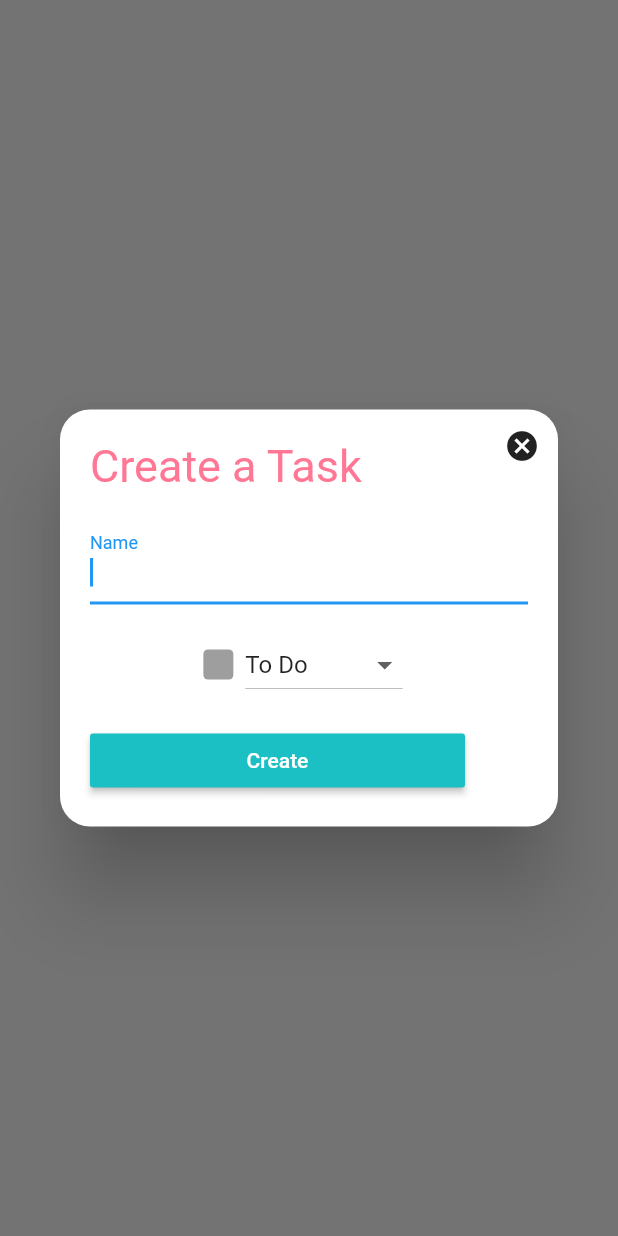
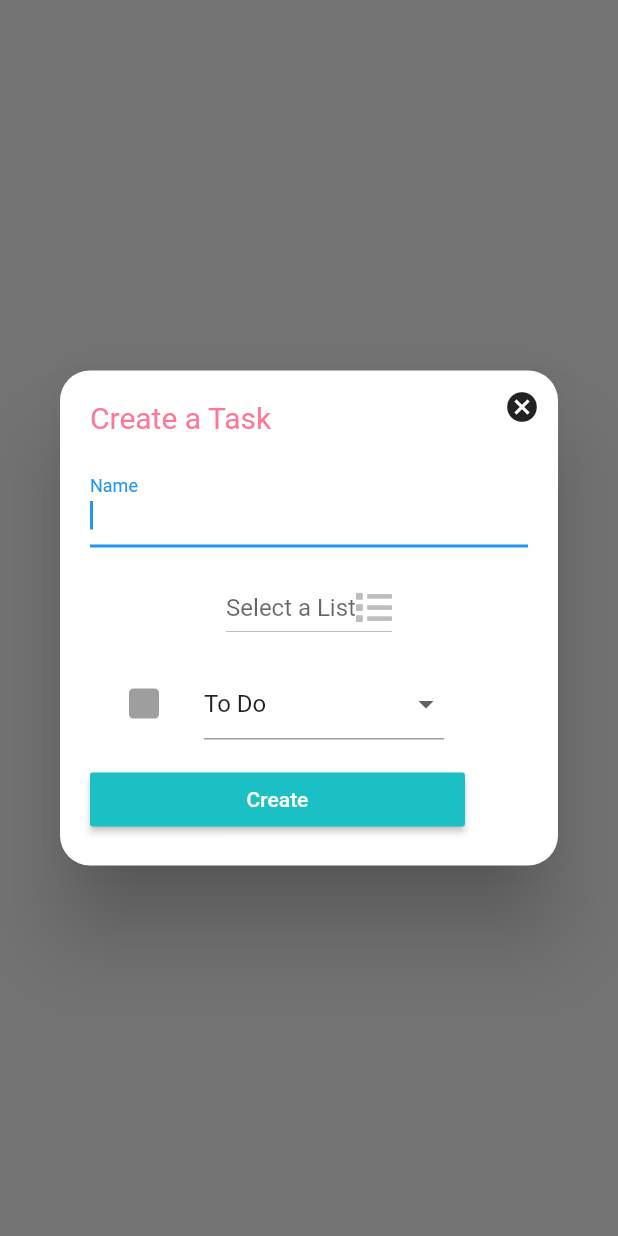
Before and after one commit to sam-parks/clickUp_mini_project, a Flutter app: what createTaskDialog() shows on an empty page, opened directly with empty values, on a phone screen of 412 x 824 dp. Run offline on Flutter 3.47's test engine with Material 2 defaults, Android fonts, the phone set to English and light mode, and no system bars; our stand-ins replace bloc, carousel_slider, dio, fluro, flutter_bloc, flutter_slidable and 5 more; missing offline and left inert: circle_wheel_scroll, flare_splash_screen; accounts and stored records are empty; network calls fail.

```diff
--- a/lib/src/bloc/tasks/task_event.dart
+++ b/lib/src/bloc/tasks/task_event.dart
@@ -23,6 +23,12 @@ class CreateTask extends TaskEvent {
   CreateTask(this.task, this.listID);
 }
 
+class DeleteTask extends TaskEvent {
+  final String taskID;
+
+  DeleteTask(this.taskID);
+}
+
 class RefreshSpaceTasks extends TaskEvent {
   final String spaceID;
 
--- a/lib/src/ui/widgets/dialogs.dart
+++ b/lib/src/ui/widgets/dialogs.dart
@@ -3,6 +3,7 @@ import 'package:click_up_tasks/src/data/task.dart';
 import 'package:click_up_tasks/src/ui/widgets/task_tile.dart';
 import 'package:click_up_tasks/src/util/validate.dart';
 import 'package:flutter/material.dart';
+import 'package:font_awesome_flutter/font_awesome_flutter.dart';
 
 import '../style.dart';
 
@@ -12,6 +13,7 @@ createTaskDialog(
   String name;
 
   String status = 'to do';
+  String listID;
   return showDialog(
       context: context,
       builder: (BuildContext context) {
@@ -37,7 +39,7 @@ createTaskDialog(
                               child: Text(
                                 'Create a Task',
                                 style: TextStyle(
-                                    color: AppColors.pink, fontSize: 30),
+                                    color: AppColors.pink, fontSize: 20),
                               ),
                             ),
                             Padding(
@@ -58,6 +60,34 @@ createTaskDialog(
                               child: Row(
                                 mainAxisAlignment: MainAxisAlignment.center,
                                 children: [
+                                  Padding(
+                                    padding: const EdgeInsets.all(8.0),
+                                    child: DropdownButton(
+                                        hint: Text("Select a List"),
+                                        icon: Icon(FontAwesomeIcons.list),
+                                        value: listID,
+                                        items: List.generate(
+                                          clickupLists.length,
+                                          (index) => DropdownMenuItem(
+                                            value: clickupLists[index].id,
+                                            child: Text(
+                                              clickupLists[index].name,
+                                            ),
+                                          ),
+                                        ),
+                                        onChanged: (value) {
+                                          setState(() {
+                                            listID = value;
+                                          });
+                                        }),
+                                  ),
+                                ],
+                              ),
+                            ),
+                            Center(
+                              child: Row(
+                                mainAxisAlignment: MainAxisAlignment.center,
+                                children: [
                                   Container(
                                     height: 20,
                                     width: 20,
@@ -65,9 +95,16 @@ createTaskDialog(
                                         color: colorFromStatus(status),
                                         borderRadius: BorderRadius.circular(3)),
                                   ),
-                                  Padding(
-                                    padding: const EdgeInsets.all(8.0),
-                                    child: DropdownButton(
+                                  Container(
+                                    width: 220,
+                                    padding: const EdgeInsets.symmetric(
+                                        vertical: 8, horizontal: 30),
+                                    child: DropdownButtonFormField(
+                                        validator: (value) {
+                                          return Validate.requiredField(
+                                              value, "Field required.");
+                                        },
+                                        hint: Text("Select a Status"),
                                         value: status,
                                         items: [
                                           DropdownMenuItem(
@@ -113,6 +150,7 @@ createTaskDialog(
                                     onPressed: () {
                                       if (_formKey.currentState.validate()) {
                                         Task task = Task(
+                                            clickUplist: listID,
                                             name: name,
                                             orderindex: orderIndex,
                                             dateCreated: DateTime.now()
--- a/pubspec.yaml
+++ b/pubspec.yaml
@@ -22,6 +22,7 @@ dependencies:
   sqflite: ^1.3.1+1
   flutter_launcher_icons: ^0.7.5
   flare_splash_screen: ^3.0.1
+  flutter_svg: ^0.18.1
 
   #WIDGETS
   flushbar: ^1.10.4
@@ -66,6 +67,7 @@ flutter:
   # To add assets to your application, add an assets section, like this:
   assets:
     - assets/clickUp.flr
+    - assets/clickup.svg
 
 
   # An image asset can refer to one or more resolution-specific "variants", see
```
Also changed, not shown: lib/src/bloc/tasks/task_bloc.dart (+12 -2 lines), lib/src/bloc/tasks/task_state.dart (+8 -2 lines), lib/src/data/clickup_list.dart (+6 -10 lines), lib/src/resources/task_db_provider.dart (+8 -2 lines), lib/src/services/click_up_service.dart (+17 -1 lines), lib/src/ui/pages/tasks_page.dart (+32 -12 lines), lib/src/ui/widgets/task_tile.dart (+50 -6 lines), assets/clickup.svg (added), pubspec.lock.
